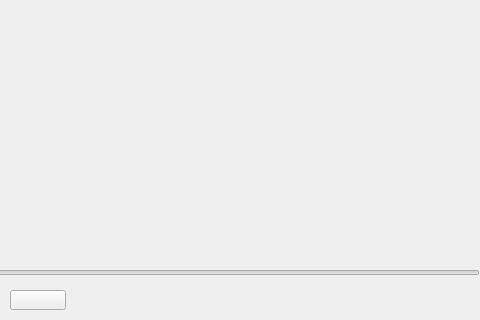
Qt form TTKCore/musicUiKits/musicToolsetsKits/musicsoundkmicrowidget.ui (Greedysky/TTKMusicPlayer) before a commit; both pictures show x 180 to 660 and y 180 to 500 of the 660 by 500 pixel window.
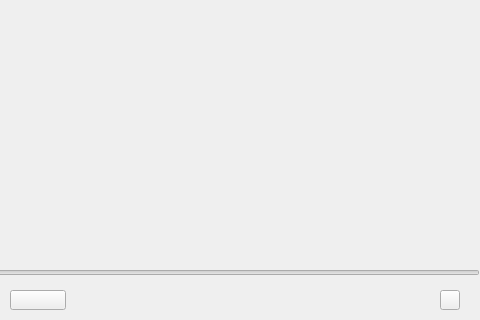
The same form after that commit. Custom widgets are drawn as their Qt base class.

What changed in the file:
```diff
--- a/TTKCore/musicUiKits/musicToolsetsKits/musicsoundkmicrowidget.ui
+++ b/TTKCore/musicUiKits/musicToolsetsKits/musicsoundkmicrowidget.ui
@@ -119,6 +119,19 @@
      <cursorShape>PointingHandCursor</cursorShape>
     </property>
    </widget>
+   <widget class="MusicVolumePopWidget" name="volumeButton">
+    <property name="geometry">
+     <rect>
+      <x>620</x>
+      <y>30</y>
+      <width>20</width>
+      <height>20</height>
+     </rect>
+    </property>
+    <property name="text">
+     <string/>
+    </property>
+   </widget>
   </widget>
   <widget class="QStackedWidget" name="stackedWidget">
    <property name="geometry">
@@ -139,6 +152,11 @@
    <extends>QSlider</extends>
    <header>musicmovinglabelslider.h</header>
   </customwidget>
+  <customwidget>
+   <class>MusicVolumePopWidget</class>
+   <extends>QToolButton</extends>
+   <header>musicvolumepopwidget.h</header>
+  </customwidget>
  </customwidgets>
  <resources/>
  <connections/>
```
